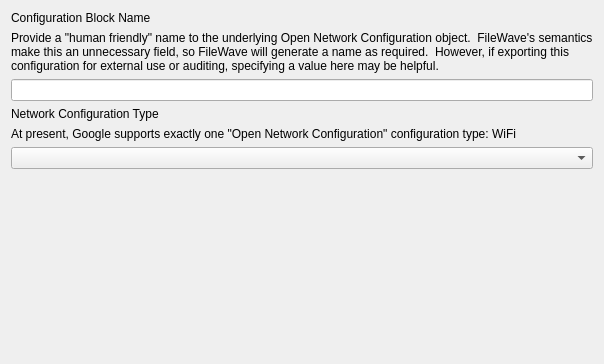
Above: FWAdminLib/PolicyEditor/GooglePolicyEditor/GoogleNetworkConfigurationForm.ui from fw-dev/translations before the change. Below: the same form after it.
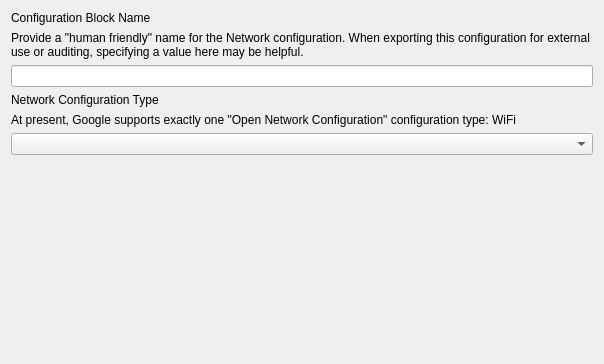
That is the form after the change. Custom widgets are drawn as their Qt base class.

```diff
--- a/FWAdminLib/PolicyEditor/GooglePolicyEditor/GoogleNetworkConfigurationForm.ui
+++ b/FWAdminLib/PolicyEditor/GooglePolicyEditor/GoogleNetworkConfigurationForm.ui
@@ -69,7 +69,7 @@
       </size>
      </property>
      <property name="text">
-      <string>Provide a &quot;human friendly&quot; name to the underlying Open Network Configuration object.  FileWave's semantics make this an unnecessary field, so FileWave will generate a name as required.  However, if exporting this configuration for external use or auditing, specifying a value here may be helpful.</string>
+      <string>Provide a &quot;human friendly&quot; name for the Network configuration. When exporting this configuration for external use or auditing, specifying a value here may be helpful.</string>
      </property>
      <property name="scaledContents">
       <bool>false</bool>
```
